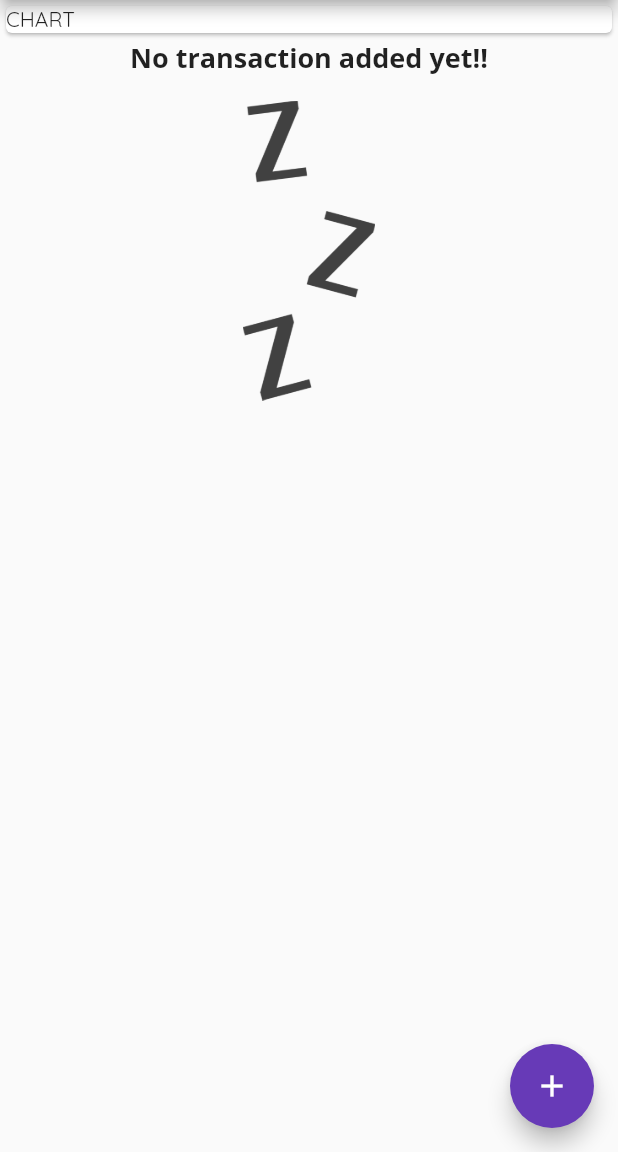
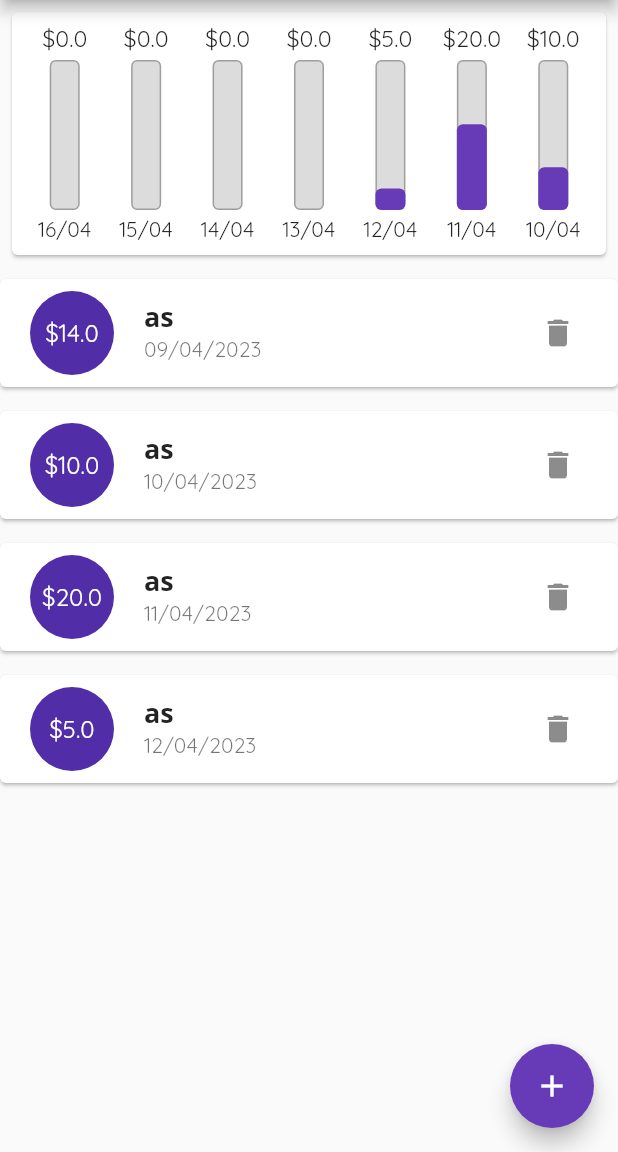
Before and after one commit to ducvt97/learn-flutter, a Flutter app: the screen it shows after launch, on a phone screen of 412 x 824 dp, the part 84-1236 px from its top. Run offline on Flutter 3.47's test engine with Material 2 defaults, Android fonts, the phone set to English and light mode, and no system bars.

Commit message:
Complete Personal Expenses app

```diff
--- a/personal_expenses/lib/main.dart
+++ b/personal_expenses/lib/main.dart
@@ -1,6 +1,5 @@
-import 'dart:ffi';
-
 import 'package:flutter/material.dart';
+import 'package:personal_expenses/widgets/chart.dart';
 import 'package:personal_expenses/widgets/new_transaction.dart';
 import 'package:personal_expenses/widgets/transaction_list.dart';
 
@@ -27,6 +26,21 @@ class MyApp extends StatelessWidget {
             fontSize: 18,
             fontWeight: FontWeight.bold,
           ),
+          displayMedium: TextStyle(fontSize: 16),
+        ),
+        elevatedButtonTheme: const ElevatedButtonThemeData(
+          style: ButtonStyle(
+            backgroundColor: MaterialStatePropertyAll(Colors.deepPurple),
+            foregroundColor: MaterialStatePropertyAll(Colors.white),
+          ),
+        ),
+        textButtonTheme: const TextButtonThemeData(
+          style: ButtonStyle(
+            foregroundColor: MaterialStatePropertyAll(Colors.deepPurple),
+            textStyle: MaterialStatePropertyAll(
+              TextStyle(fontWeight: FontWeight.bold),
+            ),
+          ),
         ),
       ),
     );
@@ -41,13 +55,18 @@ class MyHomePage extends StatefulWidget {
 }
 
 class _MyHomePageState extends State<MyHomePage> {
-  final List<Transaction> _transactions = [];
-  void _addNewTransaction(String title, double amount) {
+  final List<Transaction> _transactions = [
+    Transaction(title: 'as', amount: 14, date: DateTime(2023, 4, 9)),
+    Transaction(title: 'as', amount: 10, date: DateTime(2023, 4, 10)),
+    Transaction(title: 'as', amount: 20, date: DateTime(2023, 4, 11)),
+    Transaction(title: 'as', amount: 5, date: DateTime(2023, 4, 12)),
+  ];
+
+  void _addNewTransaction(String title, double amount, DateTime date) {
     final newTransaction = Transaction(
-      id: DateTime.now().toString(),
       title: title,
       amount: amount,
-      date: DateTime.now(),
+      date: date,
     );
 
     setState(() {
@@ -60,6 +79,12 @@ class _MyHomePageState extends State<MyHomePage> {
       context: context,
       builder: (_) => NewTransaction(addNewTransaction: _addNewTransaction),
     );
+  }
+
+  void _deleteTransaction(int index) {
+    setState(() {
+      _transactions.removeAt(index);
+    });
   }
 
   @override
@@ -81,14 +106,15 @@ class _MyHomePageState extends State<MyHomePage> {
           children: [
             Container(
               width: double.infinity,
-              child: const Card(
-                child: Text('CHART'),
-              ),
+              child: Chart(transactions: _transactions),
             ),
             _transactions.isNotEmpty
                 ? Column(
                     children: [
-                      TransactionList(transactions: _transactions),
+                      TransactionList(
+                        transactions: _transactions,
+                        deleteTransaction: _deleteTransaction,
+                      ),
                     ],
                   )
                 : Column(
--- a/personal_expenses/lib/models/transaction.dart
+++ b/personal_expenses/lib/models/transaction.dart
@@ -1,13 +1,14 @@
 class Transaction {
-  String id;
+  static int id = 0;
   String title;
   double amount;
   DateTime date;
 
   Transaction({
-    required this.id,
     required this.title,
     required this.amount,
     required this.date,
-  });
+  }) {
+    id++;
+  }
 }
--- a/personal_expenses/lib/widgets/chart.dart
+++ b/personal_expenses/lib/widgets/chart.dart
@@ -1,11 +1,12 @@
 import 'package:flutter/material.dart';
 import 'package:intl/intl.dart';
 import 'package:personal_expenses/models/transaction.dart';
+import 'package:personal_expenses/widgets/chart_bar.dart';
 
 class Chart extends StatelessWidget {
-  final Transaction transaction;
-  const Chart({required this.transaction, super.key});
-  List<Map> get groupedAmount {
+  final List<Transaction> transactions;
+
+  List<Map> get _groupedAmount {
     final now = DateTime.now();
     return List.generate(
       7,
@@ -15,18 +16,50 @@ class Chart extends StatelessWidget {
             Duration(days: index),
           ),
         ),
-        'amount': lastWeekAmount[index],
+        'amount': _lastWeekAmount[index],
       },
     );
   }
 
-  List<double> get lastWeekAmount {
+  List<double> get _lastWeekAmount {
     final result = List.filled(7, 0.0);
+    final now = DateTime.now();
+
+    for (var tx in transactions) {
+      final difference = now.difference(tx.date).inDays;
+      if (difference <= 6) {
+        result[difference] = result[difference] + tx.amount;
+      }
+    }
     return result;
   }
 
+  double get _totalAmount {
+    return _groupedAmount.fold(0.0, (sum, item) => sum += item['amount']);
+  }
+
+  const Chart({required this.transactions, super.key});
+
   @override
   Widget build(BuildContext context) {
-    return const Placeholder();
+    return Card(
+      margin: const EdgeInsets.all(8),
+      child: Padding(
+        padding: const EdgeInsets.all(8),
+        child: Row(
+          mainAxisAlignment: MainAxisAlignment.spaceBetween,
+          children: [
+            ..._groupedAmount.map(
+              (item) => ChartBar(
+                label: item['day'],
+                amount: item['amount'],
+                percentage:
+                    _totalAmount == 0 ? 0 : item['amount'] / _totalAmount,
+              ),
+            ),
+          ],
+        ),
+      ),
+    );
   }
 }
--- /dev/null
+++ b/personal_expenses/lib/widgets/chart_bar.dart
@@ -0,0 +1,61 @@
+import 'package:flutter/material.dart';
+
+class ChartBar extends StatelessWidget {
+  final String label;
+  final double amount;
+  final double percentage;
+  const ChartBar(
+      {required this.label,
+      required this.amount,
+      required this.percentage,
+      super.key});
+
+  @override
+  Widget build(BuildContext context) {
+    return Expanded(
+      child: Column(
+        children: [
+          Container(
+            height: 20,
+            child: FittedBox(
+              child: Text('\$$amount'),
+            ),
+          ),
+          const SizedBox(
+            height: 4,
+          ),
+          SizedBox(
+            height: 100,
+            width: 20,
+            child: Stack(
+              alignment: Alignment.bottomCenter,
+              children: [
+                Container(
+                  decoration: BoxDecoration(
+                    border: Border.all(color: Colors.grey),
+                    color: const Color.fromRGBO(220, 220, 220, 1),
+                    borderRadius: const BorderRadius.all(Radius.circular(4)),
+                  ),
+                ),
+                FractionallySizedBox(
+                  // box take percentage width/height of parent
+                  heightFactor: percentage,
+                  child: Container(
+                    decoration: BoxDecoration(
+                      color: Theme.of(context).primaryColor,
+                      borderRadius: const BorderRadius.all(Radius.circular(4)),
+                    ),
+                  ),
+                )
+              ],
+            ),
+          ),
+          const SizedBox(
+            height: 4,
+          ),
+          Text(label),
+        ],
+      ),
+    );
+  }
+}
--- a/personal_expenses/lib/widgets/transaction_item.dart
+++ b/personal_expenses/lib/widgets/transaction_item.dart
@@ -4,61 +4,42 @@ import 'package:personal_expenses/models/transaction.dart';
 
 class TransactionItem extends StatelessWidget {
   final Transaction transaction;
-  const TransactionItem({required this.transaction, super.key});
+  final VoidCallback deleteTransaction;
+  const TransactionItem({
+    required this.transaction,
+    required this.deleteTransaction,
+    super.key,
+  });
 
   @override
   Widget build(BuildContext context) {
     return Card(
-      child: Row(children: [
-        Container(
-          decoration: BoxDecoration(
-            border: Border.all(
-              width: 2,
-              color: Theme.of(context).primaryColor,
-            ),
-            borderRadius: const BorderRadius.all(Radius.circular(4)),
-          ),
-          margin: const EdgeInsets.all(16),
-          padding: const EdgeInsets.all(16),
+      margin: const EdgeInsets.symmetric(vertical: 8),
+      child: ListTile(
+        leading: CircleAvatar(
+          radius: 32,
+          child: Padding(
+            padding: const EdgeInsets.all(8),
+            child: FittedBox(
               child: Text(
-            '\$${transaction.amount.toString()}',
-            style: TextStyle(
-              color: Theme.of(context).primaryColor,
-              fontWeight: FontWeight.bold,
-              fontSize: 18,
+                '\$${transaction.amount}',
               ),
             ),
           ),
-        Expanded(
-          child: Column(
-            crossAxisAlignment: CrossAxisAlignment.start,
-            children: [
-              Container(
-                padding: const EdgeInsets.only(
-                  top: 8,
-                  bottom: 4,
-                  right: 16,
         ),
-                child: Text(
+        title: Text(
           transaction.title,
           style: Theme.of(context).textTheme.titleMedium,
         ),
-              ),
-              Container(
-                padding: const EdgeInsets.only(
-                  top: 4,
-                  bottom: 8,
-                  right: 16,
-                ),
-                child: Text(
+        subtitle: Text(
           DateFormat('dd/MM/yyyy').format(transaction.date),
           style: const TextStyle(fontSize: 14),
         ),
+        trailing: IconButton(
+          onPressed: deleteTransaction,
+          icon: const Icon(Icons.delete),
         ),
-            ],
       ),
-        )
-      ]),
     );
   }
 }
--- a/personal_expenses/lib/widgets/transaction_list.dart
+++ b/personal_expenses/lib/widgets/transaction_list.dart
@@ -4,7 +4,9 @@ import 'package:personal_expenses/widgets/transaction_item.dart';
 
 class TransactionList extends StatelessWidget {
   final List<Transaction> transactions;
-  const TransactionList({required this.transactions, super.key});
+  final Function deleteTransaction;
+  const TransactionList(
+      {required this.transactions, required this.deleteTransaction, super.key});
 
   @override
   Widget build(BuildContext context) {
@@ -13,6 +15,7 @@ class TransactionList extends StatelessWidget {
       child: ListView.builder(
         itemBuilder: (context, index) => TransactionItem(
           transaction: transactions[index],
+          deleteTransaction: () => deleteTransaction(index),
         ),
         itemCount: transactions.length,
       ),
```
Also changed, not shown: personal_expenses/lib/widgets/new_transaction.dart (+43 -7 lines). Lines whose indentation alone changed are shown as unchanged.
